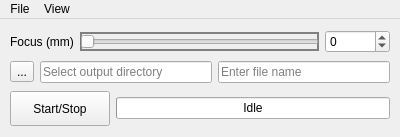
The window that Holovibes/lightui.ui (DigitalHolography/Holovibes) describes before a commit, drawn with Qt 5.
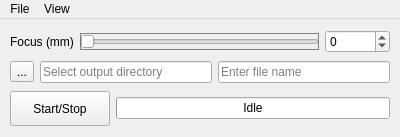
The same window after the commit. Custom widgets are drawn as their Qt base class.

Commit message: changed duplicate filename nomenclature

Diff of the .ui file:
```diff
--- a/Holovibes/lightui.ui
+++ b/Holovibes/lightui.ui
@@ -45,7 +45,7 @@
       <item>
        <widget class="QSlider" name="ZSlider">
         <property name="styleSheet">
-         <string notr="true">border: 2px solid grey;</string>
+         <string notr="true">border: 1px solid grey;</string>
         </property>
         <property name="maximum">
          <number>1000</number>
```
The commit also changes 1 other file.
